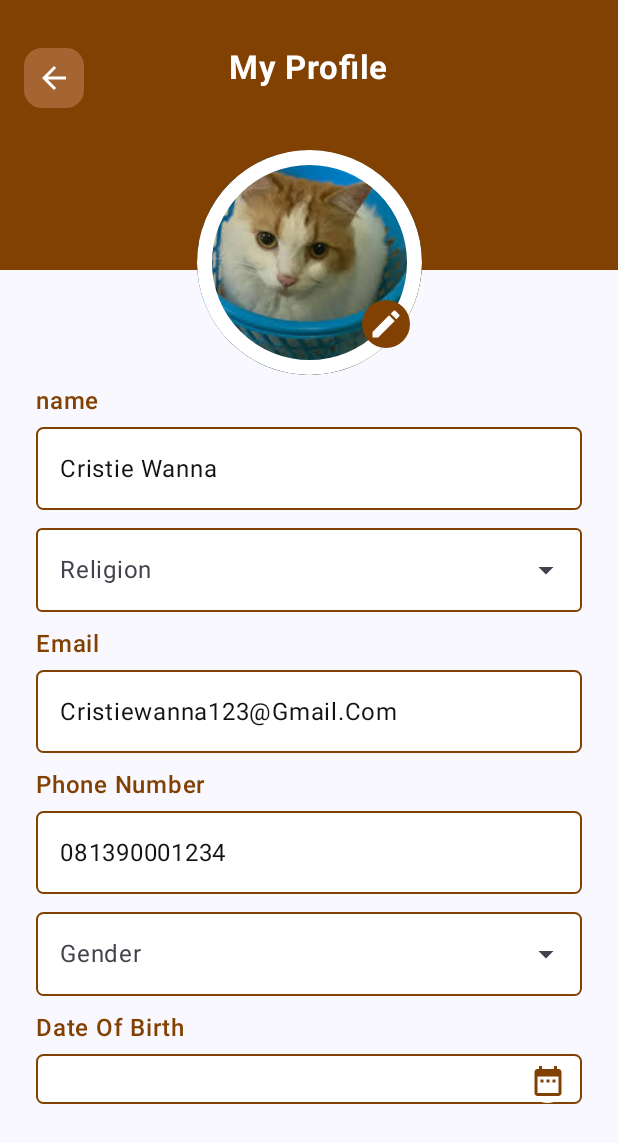
After one commit to Limzen/Luminara-mobile, an Android app built with Jetpack Compose: the composable MyProfileScreen shown on its own in the app's theme, on a phone screen of 412 x 824 dp. The commit adds this screen. Shown: the top 1143 px of the screen. Run offline under Robolectric (Android 15) with nearby library versions, the phone set to English and light mode, and no system bars.

Commit message:
add MyProfileScreen

```diff
--- a/app/src/main/java/com/example/luminara/MainActivity.kt
+++ b/app/src/main/java/com/example/luminara/MainActivity.kt
@@ -8,6 +8,7 @@ import com.example.luminara.ui.screens.itinerary.CreateItinerary
 import com.example.luminara.ui.screens.home.HomeScreen
 import com.example.luminara.ui.screens.itinerary.FormItinerary
 import com.example.luminara.ui.screens.login.LoginScreen
+import com.example.luminara.ui.screens.profile.MyProfileScreen
 import com.example.luminara.ui.screens.signup.SignUpScreen
 import com.example.luminara.ui.screens.profile.ProfileScreen
 import com.example.luminara.ui.theme.LuminaraTheme
@@ -18,7 +19,8 @@ class MainActivity : ComponentActivity() {
         enableEdgeToEdge()
         setContent {
             LuminaraTheme {
-                HomeScreen()
+
+                MyProfileScreen()
             }
         }
     }
--- /dev/null
+++ b/app/src/main/java/com/example/luminara/ui/screens/profile/MyProfileScreen.kt
@@ -0,0 +1,304 @@
+package com.example.luminara.ui.screens.profile
+
+import androidx.compose.foundation.Image
+import androidx.compose.foundation.background
+import androidx.compose.foundation.border
+import androidx.compose.foundation.clickable
+import androidx.compose.foundation.layout.*
+import androidx.compose.foundation.shape.CircleShape
+import androidx.compose.foundation.shape.RoundedCornerShape
+import androidx.compose.foundation.text.KeyboardOptions
+import androidx.compose.material.icons.Icons
+import androidx.compose.material.icons.filled.ArrowBack
+import androidx.compose.material.icons.filled.DateRange
+
+import androidx.compose.material.icons.filled.Edit
+import androidx.compose.material3.*
+import androidx.compose.runtime.Composable
+import androidx.compose.runtime.getValue
+import androidx.compose.runtime.mutableStateOf
+import androidx.compose.runtime.remember
+import androidx.compose.runtime.setValue
+import androidx.compose.ui.Alignment
+import androidx.compose.ui.Modifier
+import androidx.compose.ui.draw.clip
+import androidx.compose.ui.graphics.Color
+import androidx.compose.ui.layout.ContentScale
+import androidx.compose.ui.res.painterResource
+import androidx.compose.ui.text.font.FontStyle
+import androidx.compose.ui.text.font.FontWeight
+import androidx.compose.ui.text.input.KeyboardType
+import androidx.compose.ui.unit.dp
+import androidx.compose.ui.unit.sp
+
+import com.example.luminara.R
+import com.example.luminara.ui.components.AuthButton
+import com.example.luminara.ui.components.AuthTextField
+import com.example.luminara.ui.components.ItineraryTextfield
+import com.example.luminara.ui.theme.DarkText
+import com.example.luminara.ui.theme.OnPrimary
+import com.example.luminara.ui.theme.Primary
+
+
+@OptIn(ExperimentalMaterial3Api::class)
+@Composable
+fun MyProfileScreen() {
+    Column(modifier = Modifier.fillMaxSize()) {
+
+        // Header
+        Box(
+            modifier = Modifier
+                .fillMaxWidth()
+                .height(180.dp)
+                .background(color = Primary)
+        ) {
+            Text(
+                text = "My Profile",
+                color = Color.White,
+                style = MaterialTheme.typography.titleLarge,
+                fontWeight = FontWeight.Bold,
+                modifier = Modifier
+                    .align(Alignment.TopCenter)
+                    .padding(top = 32.dp)
+            )
+
+            Box(
+                modifier = Modifier
+                    .padding(start = 16.dp, top = 32.dp)
+                    .size(40.dp)
+                    .clip(RoundedCornerShape(12.dp))
+                    .background(Color(0xFFA56533))
+                    .clickable { },
+                contentAlignment = Alignment.Center
+            ) {
+                Icon(
+                    imageVector = Icons.Default.ArrowBack,
+                    contentDescription = "Back",
+                    tint = Color.White
+                )
+            }
+        }
+
+        // Profile Image
+        Box(
+            modifier = Modifier
+                .offset(y = (-80).dp)
+                .fillMaxWidth(),
+            contentAlignment = Alignment.Center
+        ) {
+            Box {
+                Image(
+                    painter = painterResource(id = R.drawable.kucing),
+                    contentDescription = "Profile Picture",
+                    contentScale = ContentScale.Crop,
+                    modifier = Modifier
+                        .size(150.dp)
+                        .clip(CircleShape)
+                        .border(10.dp, Color.White, CircleShape)
+                )
+                Box(
+                    modifier = Modifier
+                        .offset(x = 110.dp, y = 100.dp)
+                        .size(32.dp)
+                        .clip(CircleShape)
+                        .background(color = Primary)
+                        .padding(4.dp)
+                        .clickable { },
+                    contentAlignment = Alignment.Center
+                ) {
+                    Icon(
+                        imageVector = Icons.Default.Edit,
+                        contentDescription = "Edit Profile Picture",
+                        tint = Color.White,
+                        modifier = Modifier.size(24.dp)
+                    )
+                }
+            }
+        }
+
+        // Form Inputs
+        var nama by remember { mutableStateOf("Cristie Wanna") }
+        var religion by remember { mutableStateOf("") }
+        var email by remember { mutableStateOf("Cristiewanna123@Gmail.Com") }
+        var notelpon by remember { mutableStateOf("081390001234") }
+        var gender by remember { mutableStateOf("") }
+        var birthDate by remember { mutableStateOf("October 28, 2003") }
+
+        val religionOptions = listOf("Islam", "Kristen", "Katolik", "Hindu", "Buddha")
+        val genderOptions = listOf("Laki-laki", "Perempuan")
+
+        var expandedReligion by remember { mutableStateOf(false) }
+        var expandedGender by remember { mutableStateOf(false) }
+
+        Column(
+            modifier = Modifier
+                .offset(y = -80.dp )
+                .fillMaxWidth()
+                .padding(horizontal = 24.dp, vertical = 8.dp),
+            horizontalAlignment = Alignment.CenterHorizontally,
+            verticalArrangement = Arrangement.spacedBy(12.dp)
+
+        ) {
+
+            ItineraryTextfield(
+                value = nama,
+                onValueChange = { nama = it },
+                placeholder = "Name",
+                label = "name",
+                singleLine = true,
+            )
+
+            // Religion
+            ExposedDropdownMenuBox(
+                expanded = expandedReligion,
+                onExpandedChange = { expandedReligion = !expandedReligion }
+            ) {
+                OutlinedTextField(
+                    value = religion,
+                    onValueChange = {},
+                    placeholder ={ Text("Religion") },
+                    readOnly = true,
+                    trailingIcon = {
+                        ExposedDropdownMenuDefaults.TrailingIcon(expanded = expandedReligion)
+                    },
+                    modifier = Modifier
+                        .menuAnchor()
+                        .fillMaxWidth(),
+                    colors = TextFieldDefaults.colors(
+                        unfocusedContainerColor = OnPrimary,
+                        focusedTextColor = DarkText,
+                        focusedContainerColor = OnPrimary,
+                        unfocusedTextColor = DarkText,
+                        focusedIndicatorColor = Primary,
+                        unfocusedIndicatorColor = Primary
+                    )
+                )
+
+                ExposedDropdownMenu(
+                    expanded = expandedReligion,
+                    onDismissRequest = { expandedReligion = false }
+                ) {
+                    religionOptions.forEach { selection ->
+                        DropdownMenuItem(
+                            text = { Text(selection) },
+                            onClick = {
+                                religion = selection
+                                expandedReligion = false
+                            }
+                        )
+                    }
+                }
+            }
+
+            ItineraryTextfield(
+                value = email,
+                onValueChange = { email = it },
+                placeholder = "Masukan email",
+                label = "Email",
+                singleLine = true,
+            )
+            ItineraryTextfield(
+                value = notelpon,
+                onValueChange = { notelpon = it },
+                placeholder = "Masukan No Telp",
+                label = "Phone Number",
+                singleLine = true,
+            )
+
+
+            ExposedDropdownMenuBox(
+                expanded = expandedGender,
+                onExpandedChange = { expandedGender = !expandedGender }
+
+            ) {
+                OutlinedTextField(
+                    value = gender,
+                    onValueChange = {},
+                    shape = RoundedCornerShape(5.dp),
+                    readOnly = true,
+                    placeholder ={ Text("Gender") },
+                    trailingIcon = {
+                        ExposedDropdownMenuDefaults.TrailingIcon(expanded = expandedGender)
+                    },
+                    modifier = Modifier
+                        .menuAnchor()
+                        .fillMaxWidth(),
+                    colors = TextFieldDefaults.colors(
+                        unfocusedContainerColor = OnPrimary,
+                        focusedTextColor = DarkText,
+                        focusedContainerColor = OnPrimary,
+                        unfocusedTextColor = DarkText,
+                        focusedIndicatorColor = Primary,
+                        unfocusedIndicatorColor = Primary
+                    )
+
+
+                )
+
+                ExposedDropdownMenu(
+                    expanded = expandedGender,
+                    onDismissRequest = { expandedGender = false }
+                ) {
+                    genderOptions.forEach { selection ->
+                        DropdownMenuItem(
+                            text = { Text(selection) },
+                            onClick = {
+                                gender = selection
+                                expandedGender = false
+                            }
+                        )
+                    }
+                }
+            }
+
+
+            ItineraryTextfield(
+                value = birthDate,
+                onValueChange = { birthDate = it },
+                placeholder = "Date",
+                label = "Date Of Birth",
+                singleLine = true,
+                modifier = Modifier.width(500.dp),
+                trailingIcon = {
+                    Button(
+                        onClick = { },
+                        modifier = Modifier.size(30.dp),
+                        shape = CircleShape,
+                        contentPadding = PaddingValues(0.dp),
+                        colors = ButtonDefaults.buttonColors(
+                            containerColor = OnPrimary,
+                            contentColor = Primary,
+                        )
+                    ) {
+                        Icon(Icons.Filled.DateRange, contentDescription = "Date")
+                    }
+
+                }
+            )
+            Box(
+                modifier = Modifier
+                    .fillMaxSize(),
+                contentAlignment = Alignment.BottomEnd
+            ) {
+                Button(
+                    onClick = {},
+
+                    colors = ButtonDefaults.buttonColors(
+                        containerColor = Primary,
+                        contentColor = OnPrimary
+
+                    )
+                ) {
+                    Text(
+                        "Save Changes",
+                        style = MaterialTheme.typography.titleMedium,
+                        fontWeight = FontWeight.Bold
+                    )
+                }
+            }
+
+
+        }
+    }
+
+}
--- a/app/src/main/java/com/example/luminara/ui/screens/profile/ProfileScreen.kt
+++ b/app/src/main/java/com/example/luminara/ui/screens/profile/ProfileScreen.kt
@@ -27,6 +27,7 @@ import androidx.compose.ui.layout.ContentScale
 import androidx.compose.ui.res.painterResource
 import androidx.compose.ui.text.font.FontWeight
 import androidx.compose.ui.unit.dp
+import com.example.luminara.ui.components.BottomBar
 import com.example.luminara.ui.theme.Primary
 
 
@@ -37,6 +38,7 @@ fun ProfileScreen() {
             .fillMaxSize()
             .background(Color.White)
     ) {
+
 
         Box(
             modifier = Modifier
@@ -97,6 +99,9 @@ fun ProfileScreen() {
 }
 
 
+
+
+
 @Composable
 fun ProfileMenuItem(icon: ImageVector, text: String) {
     Column(
--- a/app/src/main/java/com/example/luminara/ui/theme/Color.kt
+++ b/app/src/main/java/com/example/luminara/ui/theme/Color.kt
@@ -26,5 +26,5 @@ val ListItinerary = Color(0xFFD9D9D9)
 val LightBrown = Color(0xFFD6BBA1)
 val YellowText = Color(0XFFFFC107)
 
-val ListItinerary = Color(0xFFD9D9D9)
+
 val BackbuttonArrow = Color(0xFFAD6825)
```
